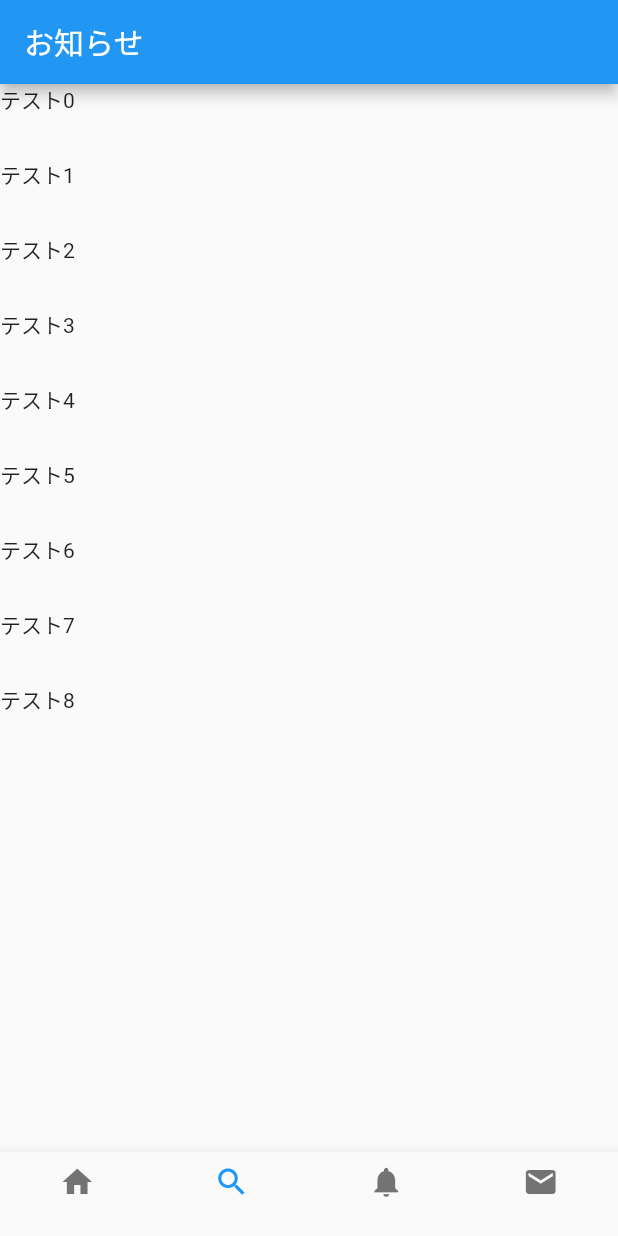
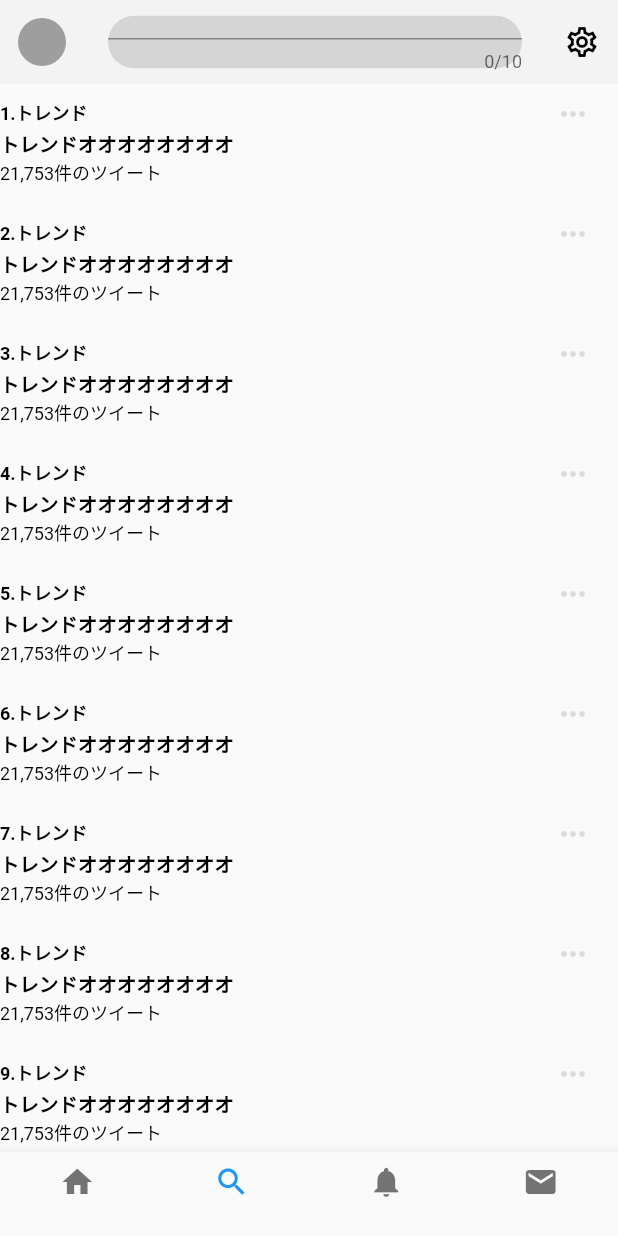
Before and after one commit to shimano-yuuki/twitter_clone, a Flutter app: the screen it shows after launch, item 2 of the bottom bar chosen, on a phone screen of 412 x 824 dp. Run offline on Flutter 3.47's test engine with Material 2 defaults, Android fonts, the phone set to English and light mode, and no system bars; our stand-ins replace flutter_svg.

Commit message:
トレンド更新

```diff
--- a/lib/src/screens/search.dart
+++ b/lib/src/screens/search.dart
@@ -1,4 +1,5 @@
 import 'package:flutter/material.dart';
+import 'dart:math' as math;
 
 class SearchPage extends StatefulWidget {
   const SearchPage({Key? key}) : super(key: key);
@@ -12,15 +13,118 @@ class _MyHomePageState extends State<SearchPage> {
   Widget build(BuildContext context) {
     return Scaffold(
       appBar: AppBar(
-        title: const Text('お知らせ'),
+        title: Container(
+          height: 35,
+          width: 1000,
+          decoration: BoxDecoration(
+            color: Colors.black12,
+            borderRadius: BorderRadius.circular(100),
+          ),
+          child: const TextField(
+            enabled: true,
+            // 入力数
+            maxLength: 10,
+            style: TextStyle(color: Colors.red),
+            obscureText: false,
+            maxLines: 1,
+            //パスワード
+          ),
+        ),
+        leading: IconButton(
+          icon: const CircleAvatar(
+            backgroundColor: Colors.grey,
+            radius: 16,
+          ),
+          onPressed: () {},
+        ),
+        actions: [
+          IconButton(
+            onPressed: () {},
+            icon: const Icon(
+              Icons.settings_outlined,
+              color: Colors.black,
+            ),
+          )
+        ],
+        backgroundColor: const Color.fromARGB(255, 243, 243, 243),
+        elevation: 0.0,
       ),
       body: ListView.builder(
-        itemCount: 9,
+        itemCount: 30,
         itemBuilder: (context, index) {
-          return Container(
-            child: Text("テスト${index}"),
-            height: 50,
+          return SizedBox(
+            height: 80,
             width: 1000,
+            child: Row(
+              crossAxisAlignment: CrossAxisAlignment.start,
+              children: [
+                Expanded(
+                  flex: 7,
+                  child: Column(
+                    crossAxisAlignment: CrossAxisAlignment.start,
+                    children: [
+                      Expanded(
+                        flex: 1,
+                        child: Container(),
+                      ),
+                      Expanded(
+                        flex: 2,
+                        child: Container(
+                          child: Text(
+                            "${index + 1}.トレンド",
+                            style: const TextStyle(
+                              fontSize: 12,
+                              color: Colors.black,
+                              fontWeight: FontWeight.bold,
+                            ),
+                          ),
+                        ),
+                      ),
+                      Expanded(
+                        flex: 2,
+                        child: Container(
+                          child: const Text(
+                            "トレンドオオオオオオオオ",
+                            style: TextStyle(
+                              fontSize: 13,
+                              color: Colors.black,
+                              fontWeight: FontWeight.bold,
+                            ),
+                          ),
+                        ),
+                      ),
+                      Expanded(
+                        flex: 2,
+                        child: Container(
+                          child: Text(
+                            "${math.Random().nextInt(40) + 1},${math.Random().nextInt(899) + 100}件のツイート",
+                            style: const TextStyle(
+                              fontSize: 12,
+                              color: Colors.black,
+                            ),
+                          ),
+                        ),
+                      ),
+                      Expanded(
+                        flex: 1,
+                        child: Container(),
+                      ),
+                    ],
+                  ),
+                ),
+                Container(
+                  height: 30,
+                  width: 60,
+                  child: IconButton(
+                    icon: const Icon(
+                      Icons.more_horiz,
+                      color: Colors.black12,
+                    ),
+                    onPressed: () {},
+                  ),
+                ),
+              ],
+            ),
           );
         },
       ),
```
Also changed, not shown: pubspec.lock.
